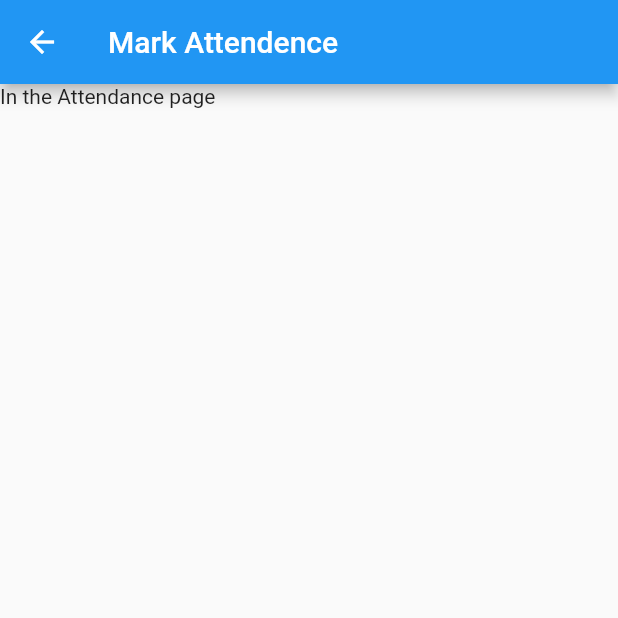
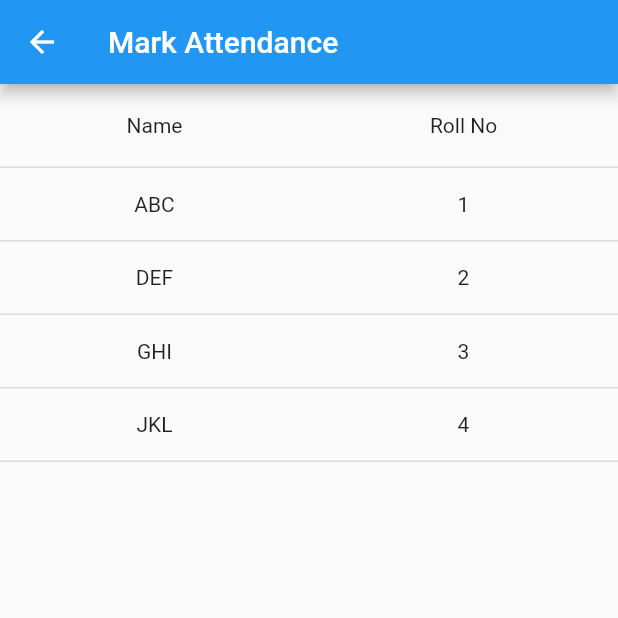
Before and after one commit to gdscgndu/presentmam, a Flutter app: the AttendancePage screen opened by its route, on a phone screen of 412 x 824 dp, the top half of it. Run offline on Flutter 3.47's test engine with Material 2 defaults, Android fonts, the phone set to English and light mode, and no system bars; drawn by our look-alikes of syncfusion_flutter_datagrid; our stand-ins replace csv, file_picker.

Commit message:
Added Selectable List view of Students

```diff
--- a/lib/pages/attendance_page.dart
+++ b/lib/pages/attendance_page.dart
@@ -1,27 +1,96 @@
 import 'package:flutter/material.dart';
+import 'package:syncfusion_flutter_datagrid/datagrid.dart';
 
 class AttendancePage extends StatefulWidget {
-  const AttendancePage({Key? key}) : super(key: key);
+  AttendancePage({Key? key}) : super(key: key);
 
   @override
   _AttendancePageState createState() => _AttendancePageState();
 }
 
+class _AttendancePageState extends State<AttendancePage> {
+  List<Student> students = <Student>[];
+  late StudentDataSource studentDataSource;
 
-class _AttendancePageState extends State<AttendancePage> {
+  @override
+  void initState() {
+    super.initState();
+    students = getStudentData();
+    studentDataSource = StudentDataSource(studentData: students);
+  }
+
   @override
   Widget build(BuildContext context) {
     return Scaffold(
       appBar: AppBar(
-        title: Text("Mark Attendence")
+        title: const Text('Mark Attendance'),
       ),
-      body:Container(
-        child: Row(
-          children: [
-            Text("In the Attendance page")
-          ],
-        ),
-      )
+      body: SfDataGrid(
+        allowSorting: true,
+        selectionMode: SelectionMode.multiple,
+        source: studentDataSource,
+        columnWidthMode: ColumnWidthMode.fill,
+        columns: <GridColumn>[
+          GridColumn(
+              columnName: 'Name',
+              label: Container(
+                  padding: EdgeInsets.all(16.0),
+                  alignment: Alignment.center,
+                  child: Text(
+                    'Name',
+                  ))),
+          GridColumn(
+              columnName: 'Roll No',
+              label: Container(
+                  padding: EdgeInsets.all(8.0),
+                  alignment: Alignment.center,
+                  child: Text('Roll No'))),
+        ],
+      ),
     );
   }
+
+  List<Student> getStudentData() {
+    return [
+      Student("ABC","1"),
+      Student("DEF","2"),
+      Student("GHI","3"),
+      Student("JKL","4"),
+    ];
+  }
 }
+
+class Student {
+  Student(this.name, this.rollno);
+  final String name;
+  final String rollno;
+}
+
+
+class StudentDataSource extends DataGridSource {
+  StudentDataSource({required List<Student> studentData}) {
+    _studentData = studentData
+        .map<DataGridRow>((e) => DataGridRow(cells: [
+      DataGridCell<String>(columnName: 'name', value: e.name),
+      DataGridCell<String>(columnName: 'rollno', value: e.rollno),
+    ]))
+        .toList();
+  }
+
+  List<DataGridRow> _studentData = [];
+
+  @override
+  List<DataGridRow> get rows => _studentData;
+
+  @override
+  DataGridRowAdapter buildRow(DataGridRow row) {
+    return DataGridRowAdapter(
+        cells: row.getCells().map<Widget>((e) {
+          return Container(
+            alignment: Alignment.center,
+            padding: EdgeInsets.all(8.0),
+            child: Text(e.value.toString()),
+          );
+        }).toList());
+  }
+}
--- a/lib/pages/classes_page.dart
+++ b/lib/pages/classes_page.dart
@@ -29,6 +29,7 @@ class Classes extends StatelessWidget {
       child: Row(
           crossAxisAlignment: CrossAxisAlignment.start,
           mainAxisAlignment: MainAxisAlignment.center,
+
         children:<Widget>[ Column(
           children: <Widget>[
             Padding(
--- a/pubspec.yaml
+++ b/pubspec.yaml
@@ -30,6 +30,7 @@ dependencies:
   cupertino_icons: ^1.0.2
   file_picker: ^4.1.3
   csv: ^5.0.0
+  syncfusion_flutter_datagrid: ^19.3.47
 
 dev_dependencies:
   flutter_test:
```
Also changed, not shown: pubspec.lock.
